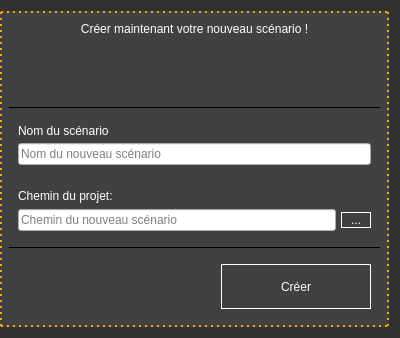
Above: CNewProjectWizard.ui from ludomuse/LudoMuseEditor before the change. Below: the same form after it.
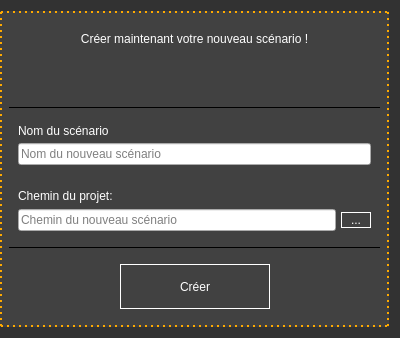
That is the form after the change.

Commit message: [MODIFY / ADD] Change loadproject wizard, finish nw project wizard browser tree et view updated after loading a project with the good root path

```diff
--- a/CNewProjectWizard.ui
+++ b/CNewProjectWizard.ui
@@ -66,10 +66,7 @@
          </size>
         </property>
         <property name="text">
-         <string>
-
-
-</string>
+         <string/>
         </property>
        </widget>
       </item>
@@ -261,6 +258,19 @@
            </property>
           </widget>
          </item>
+         <item>
+          <spacer name="horizontalSpacer_2">
+           <property name="orientation">
+            <enum>Qt::Horizontal</enum>
+           </property>
+           <property name="sizeHint" stdset="0">
+            <size>
+             <width>40</width>
+             <height>20</height>
+            </size>
+           </property>
+          </spacer>
+         </item>
         </layout>
        </widget>
       </item>
```
The commit also changes 11 other files.
